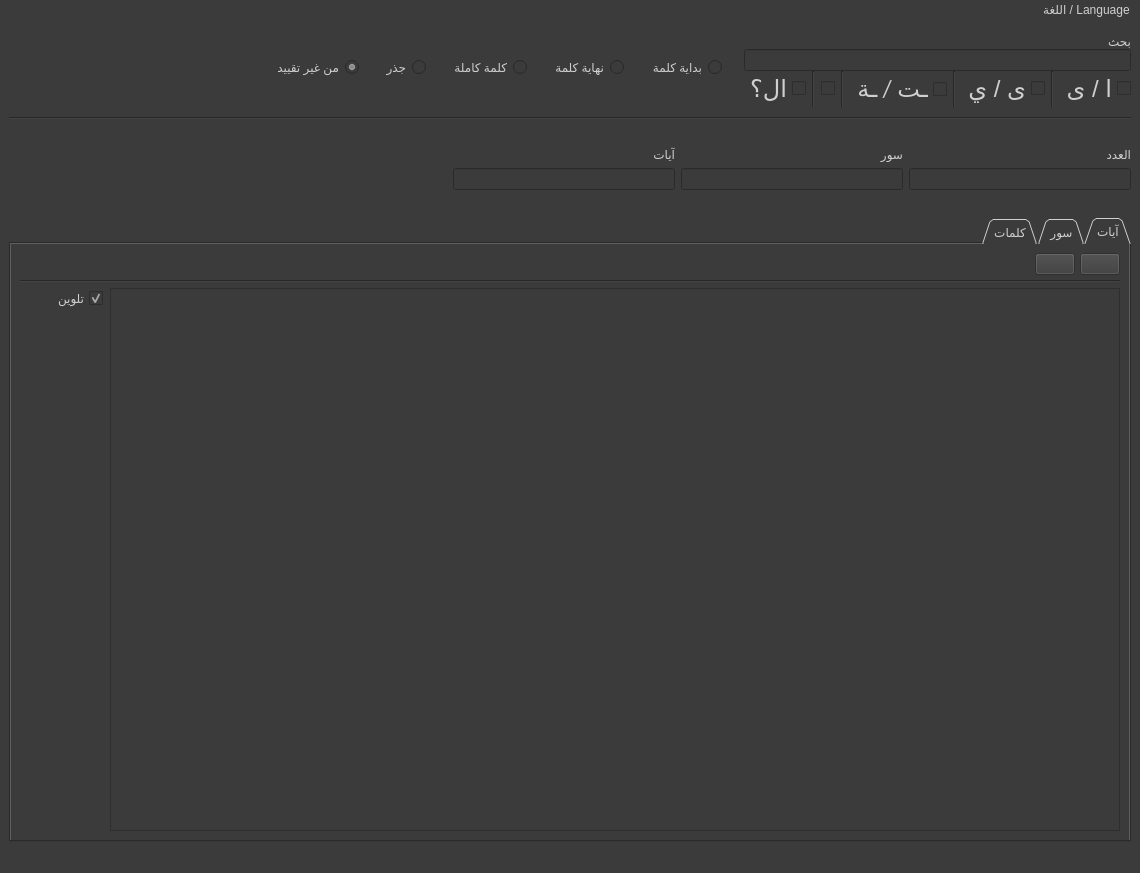
Before: the Qt Designer form gui/main_window/main_screen.ui in masalha-alaa/quran-counter, drawn with Qt 5.
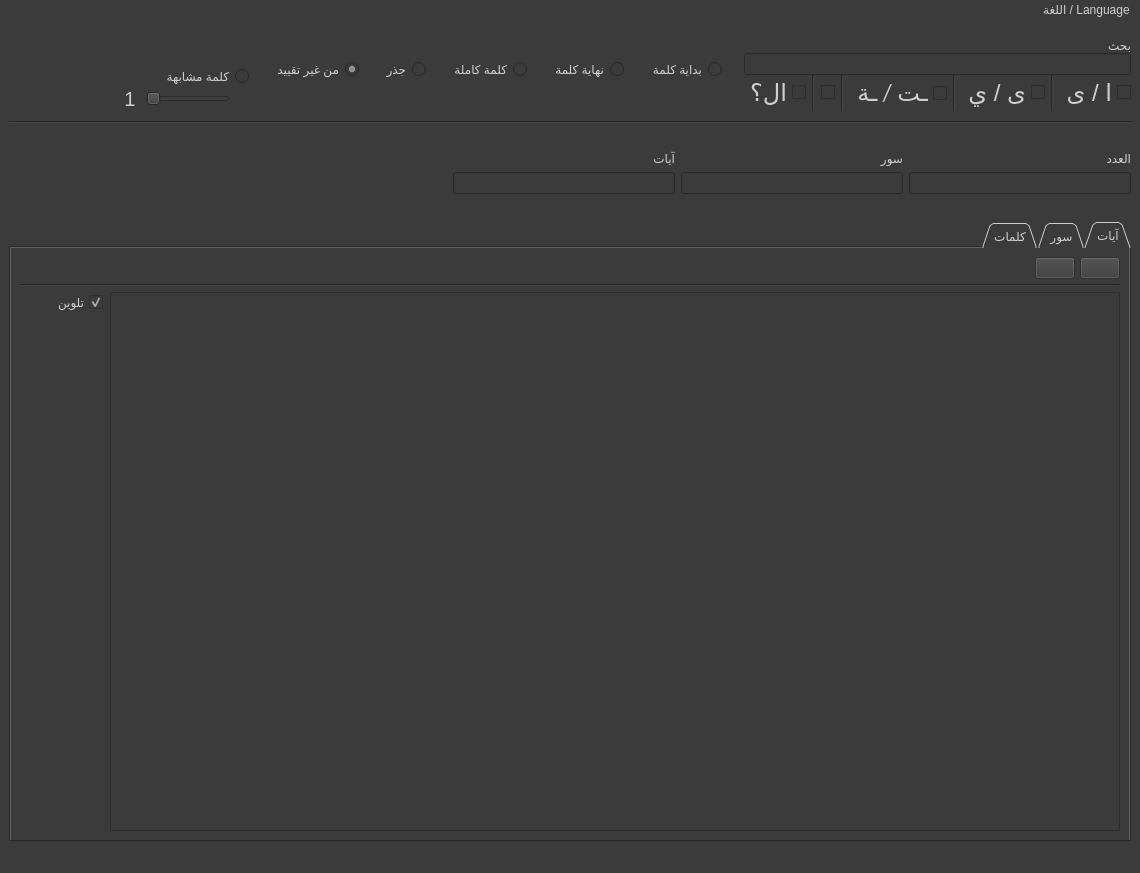
After: the same form once the commit is applied. Icons and pictures are not drawn. Custom widgets are drawn as their Qt base class.

Commit message: Search similar word

The edit to the form file:
```diff
--- a/gui/main_window/main_screen.ui
+++ b/gui/main_window/main_screen.ui
@@ -429,6 +429,111 @@
         </item>
        </layout>
       </item>
+      <item>
+       <layout class="QVBoxLayout" name="verticalLayout_18">
+        <property name="spacing">
+         <number>0</number>
+        </property>
+        <item>
+         <spacer name="verticalSpacer_21">
+          <property name="orientation">
+           <enum>Qt::Vertical</enum>
+          </property>
+          <property name="sizeType">
+           <enum>QSizePolicy::Minimum</enum>
+          </property>
+          <property name="sizeHint" stdset="0">
+           <size>
+            <width>20</width>
+            <height>37</height>
+           </size>
+          </property>
+         </spacer>
+        </item>
+        <item>
+         <widget class="QRadioButton" name="similarWordRadioButton">
+          <property name="text">
+           <string>كلمة مشابهة</string>
+          </property>
+          <attribute name="buttonGroup">
+           <string notr="true">searchOptionsButtonGroup</string>
+          </attribute>
+         </widget>
+        </item>
+        <item>
+         <layout class="QHBoxLayout" name="horizontalLayout_15">
+          <property name="spacing">
+           <number>10</number>
+          </property>
+          <property name="sizeConstraint">
+           <enum>QLayout::SetDefaultConstraint</enum>
+          </property>
+          <property name="rightMargin">
+           <number>19</number>
+          </property>
+          <item>
+           <widget class="QSlider" name="similarityThresholdSlider">
+            <property name="sizePolicy">
+             <sizepolicy hsizetype="Minimum" vsizetype="Fixed">
+              <horstretch>0</horstretch>
+              <verstretch>0</verstretch>
+             </sizepolicy>
+            </property>
+            <property name="toolTip">
+             <string>عتبة التشابه</string>
+            </property>
+            <property name="minimum">
+             <number>1</number>
+            </property>
+            <property name="maximum">
+             <number>5</number>
+            </property>
+            <property name="pageStep">
+             <number>2</number>
+            </property>
+            <property name="value">
+             <number>1</number>
+            </property>
+            <property name="orientation">
+             <enum>Qt::Horizontal</enum>
+            </property>
+            <property name="invertedAppearance">
+             <bool>true</bool>
+            </property>
+            <property name="invertedControls">
+             <bool>false</bool>
+            </property>
+            <property name="tickPosition">
+             <enum>QSlider::NoTicks</enum>
+            </property>
+           </widget>
+          </item>
+          <item>
+           <widget class="QLabel" name="similarityThresholdLabel">
+            <property name="toolTip">
+             <string/>
+            </property>
+            <property name="styleSheet">
+             <string notr="true">font-size: 15pt;</string>
+            </property>
+            <property name="text">
+             <string notr="true">1</string>
+            </property>
+            <property name="alignment">
+             <set>Qt::AlignHCenter|Qt::AlignTop</set>
+            </property>
+            <property name="margin">
+             <number>1</number>
+            </property>
+            <property name="indent">
+             <number>-1</number>
+            </property>
+           </widget>
+          </item>
+         </layout>
+        </item>
+       </layout>
+      </item>
       <item>
        <spacer name="horizontalSpacer">
         <property name="orientation">
```
The commit also changes 8 other files.
